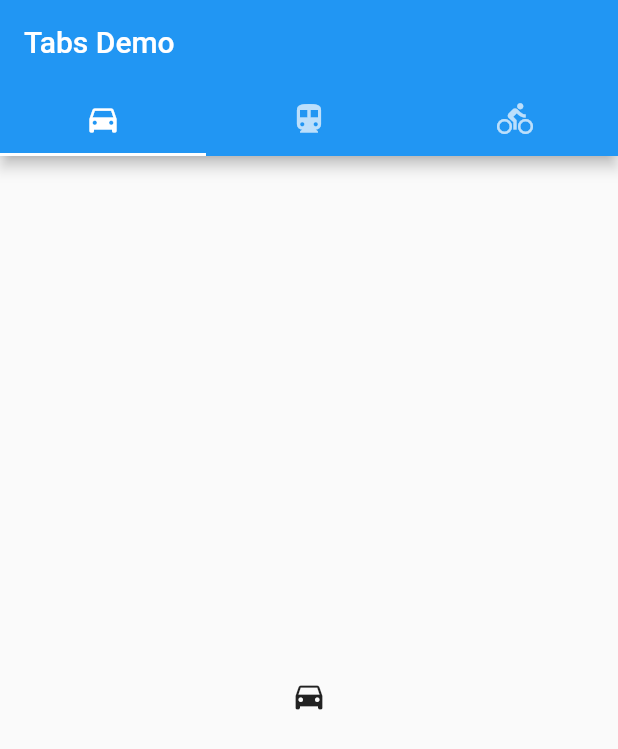
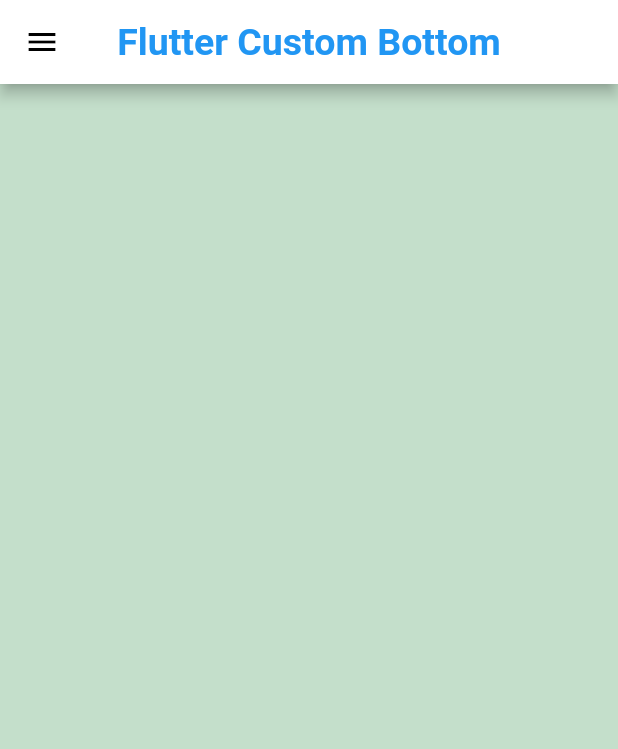
Before and after one commit to mdmanik74/Flutter-Practices, a Flutter app: the screen it shows after launch, on a phone screen of 412 x 824 dp. Shown: the top 749 px of the screen. Run offline on Flutter 3.47's test engine with Material 2 defaults, Android fonts, the phone set to English and light mode, and no system bars.

Commit message:
flutter bottom

```diff
--- a/lib/main.dart
+++ b/lib/main.dart
@@ -1,37 +1,25 @@
 import 'package:flutter/material.dart';
+void main()=>runApp(const MyApp());
 
-void main() {
-  runApp(const TabBarDemo());
-}
-
-class TabBarDemo extends StatelessWidget {
-  const TabBarDemo({super.key});
+class MyApp extends StatelessWidget{
+  const MyApp({super.key});
 
   @override
-  Widget build(BuildContext context) {
+  Widget build(BuildContext context){
     return MaterialApp(
-      home: DefaultTabController(
-        length: 3,
-        child: Scaffold(
-          appBar: AppBar(
-            bottom: const TabBar(
-              tabs: [
-                Tab(icon: Icon(Icons.directions_car)),
-                Tab(icon: Icon(Icons.directions_transit)),
-                Tab(icon: Icon(Icons.directions_bike)),
-              ],
-            ),
-            title: const Text('Tabs Demo'),
-          ),
-          body: const TabBarView(
-            children: [
-              Icon(Icons.directions_car),
-              Icon(Icons.directions_transit),
-              Icon(Icons.directions_bike),
-            ],
-          ),
+      debugShowCheckedModeBanner: false,
+      theme: ThemeData(
+        primarySwatch: Colors.cyan,
+      ),
+      home: Scaffold(
+        backgroundColor: const Color(0xffC4DFCB),
+        appBar: AppBar(
+        leading: const Icon(Icons.menu,color: Colors.black,),
+        title: Text('Flutter Custom Bottom',style: TextStyle(color:Theme.of(context).primaryColor,fontSize: 25,fontWeight: FontWeight.w600),),
+        centerTitle: true,
+          backgroundColor: Colors.white,
         ),
-      ),
+        ),
     );
   }
 }
```
